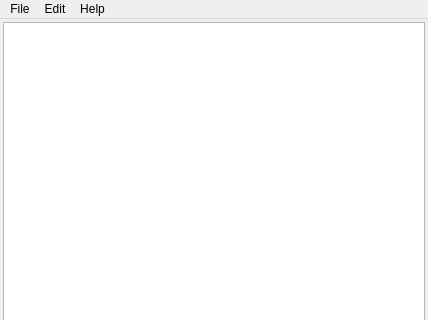
winseros/pboman3, file pbom/ui/mainwindow.ui: the form before one commit; both pictures show x 0 to 428 and y 0 to 320 of the 428 by 641 pixel window.
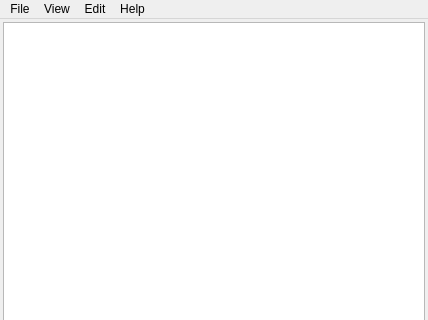
The form after the commit. Custom widgets are drawn as their Qt base class.

```diff
--- a/pbom/ui/mainwindow.ui
+++ b/pbom/ui/mainwindow.ui
@@ -132,7 +132,15 @@
     <addaction name="separator"/>
     <addaction name="actionSelectionDelete"/>
    </widget>
+   <widget class="QMenu" name="menuView">
+    <property name="title">
+     <string>View</string>
+    </property>
+    <addaction name="actionHeaders"/>
+    <addaction name="actionSignatrue"/>
+   </widget>
    <addaction name="menuFile"/>
+   <addaction name="menuView"/>
    <addaction name="menuEdit"/>
    <addaction name="menuHelp"/>
   </widget>
```
Left out of the diff: 10 changed lines with no effect on the pictures.
